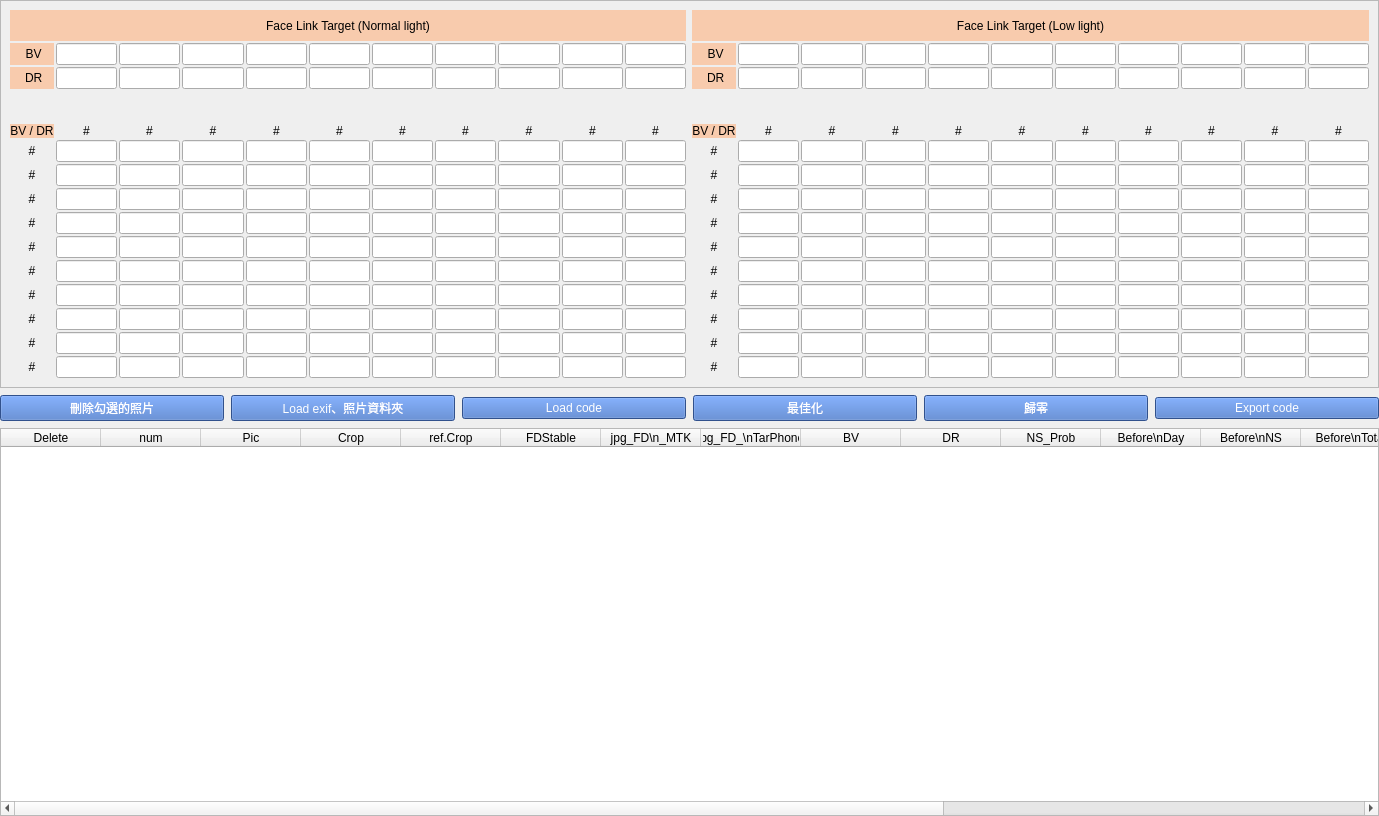
Qt form MTK/AE/mtkFaceAEanalysis/UI.ui (YuTing-Fang1999/FIH-tool) before a commit.
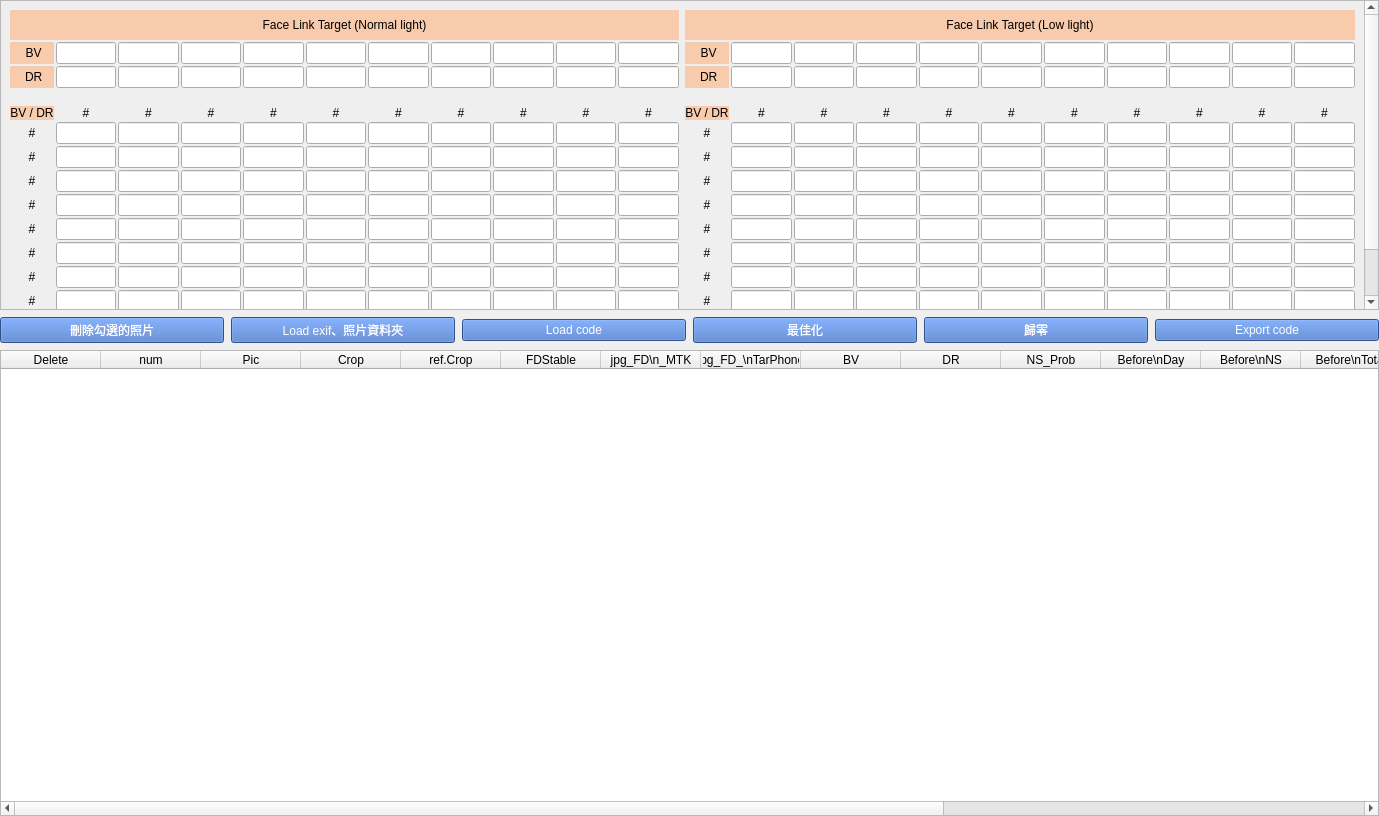
The same form after that commit.

The edit to the form file:
```diff
--- a/MTK/AE/mtkFaceAEanalysis/UI.ui
+++ b/MTK/AE/mtkFaceAEanalysis/UI.ui
@@ -16,7 +16,7 @@
   <property name="layoutDirection">
    <enum>Qt::LeftToRight</enum>
   </property>
-  <layout class="QVBoxLayout" name="verticalLayout">
+  <layout class="QVBoxLayout" name="verticalLayout" stretch="2,0,3">
    <property name="spacing">
     <number>7</number>
    </property>
@@ -42,8 +42,8 @@
        <rect>
         <x>0</x>
         <y>0</y>
-        <width>1377</width>
-        <height>390</height>
+        <width>1364</width>
+        <height>322</height>
        </rect>
       </property>
       <layout class="QVBoxLayout" name="verticalLayout_2">
```
